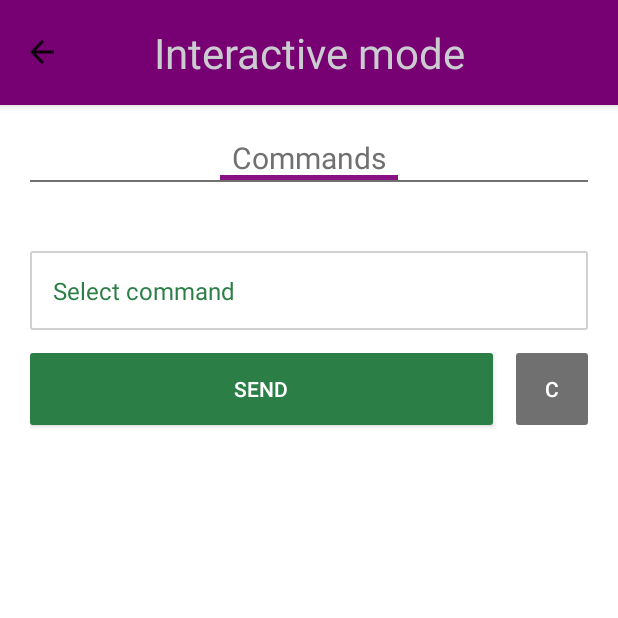
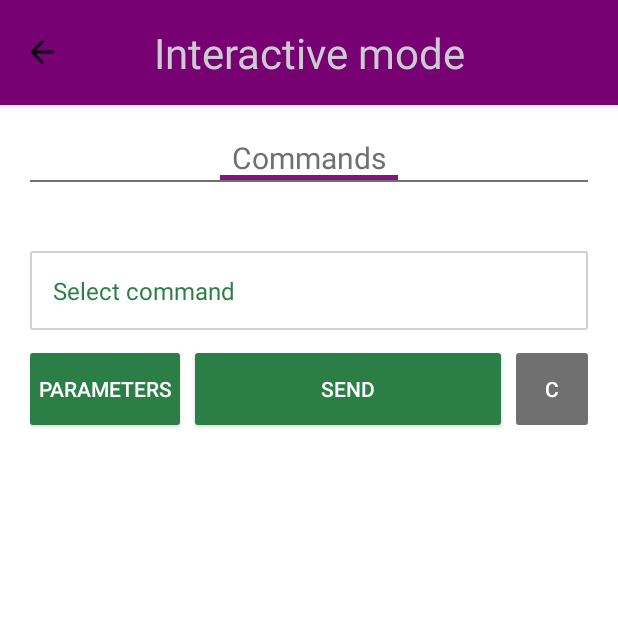
Before and after one commit to FlowCloud/make-it-flow-arduino, an Android app: the fragment InteractiveModeFragment placed in its activity, on a phone screen of 412 x 824 dp, the top half of it. Run offline under Robolectric (Android 15) with nearby library versions, the phone set to English and light mode, and no system bars; libraries missing offline, so code that uses them is left out: com.octo.android, net.hockeyapp.android; pictures from the network do not load; 16 statements that could not run were skipped.

Commit message:
Added support for sending a custom payload

```diff
--- a/app/src/main/res/layout/frag_interactive_mode.xml
+++ b/app/src/main/res/layout/frag_interactive_mode.xml
@@ -51,6 +51,10 @@
             />
     </RadioGroup>
 
+    <FrameLayout
+        android:layout_width="fill_parent"
+        android:layout_height="fill_parent">
+
         <LinearLayout
             android:layout_width="match_parent"
             android:layout_height="match_parent"
@@ -69,6 +73,12 @@
               android:layout_width="wrap_content"
               android:layout_height="wrap_content"/>
 
+            <LinearLayout
+                android:orientation="horizontal"
+                android:layout_width="fill_parent"
+                android:layout_height="wrap_content"
+                android:weightSum="1">
+
                 <com.imgtec.hobbyist.views.InstantAutoCompleteTextView
                     style="@style/RoundedEditText"
                     android:id="@+id/commandTextButton"
@@ -80,7 +90,11 @@
                     android:maxLength="64"
                     android:imeOptions="actionDone"
                     android:inputType="textNoSuggestions"
-            />
+                    android:layout_width="fill_parent"
+                    android:layout_weight="0.63"
+                    android:layout_height="wrap_content"/>
+
+            </LinearLayout>
 
             <Button
                 style="@style/RoundedEditText"
@@ -111,13 +125,25 @@
                 >
 
                 <Button
+                    android:id="@+id/parametersButton"
+                    android:layout_width="wrap_content"
+                    android:layout_height="wrap_content"
+                    android:text="Parameters"
+                    android:layout_marginBottom="15dp"
+                    android:textColor="@android:color/white"
+                    android:background="@drawable/green_and_grey_button_not_pressed"
+                    android:paddingLeft="5dp"
+                    android:paddingRight="5dp"
+                    android:layout_marginRight="10dp"/>
+
+                <Button
                     android:id="@+id/sendCommandsButton"
-                android:layout_weight="1"
+                    android:layout_weight="0.35"
                     android:layout_width="0dp"
                     android:layout_height="@dimen/button_height"
                     android:text="@string/send_button_text"
                     android:layout_marginBottom="15dp"
-                android:layout_marginRight="15dp"
+                    android:layout_marginRight="10dp"
                     android:textColor="@android:color/white"
                     android:background="@drawable/green_and_grey_button_selector"
                     />
@@ -151,4 +177,6 @@
 
         </LinearLayout>
 
+    </FrameLayout>
+
 </LinearLayout>
--- a/app/src/main/res/values/strings.xml
+++ b/app/src/main/res/values/strings.xml
@@ -247,5 +247,6 @@
   <string name="response_buffer_full">SEND BUFFER FULL PLEASE WAIT</string>
   <string name="response_offline">BOARD IS OFFLINE WILL DELIVER ONCE BOARD IS ONLINE</string>
   <string name="response_failed">SEND FAILED</string>
+    <string name="xmlParametersPrompt">Enter your XML parameters here</string>
 
 </resources>
```
Also changed, not shown: app/src/main/java/com/imgtec/hobbyist/fragments/menu/InteractiveModeFragment.java (+60 -14 lines). Lines whose indentation alone changed are shown as unchanged.
